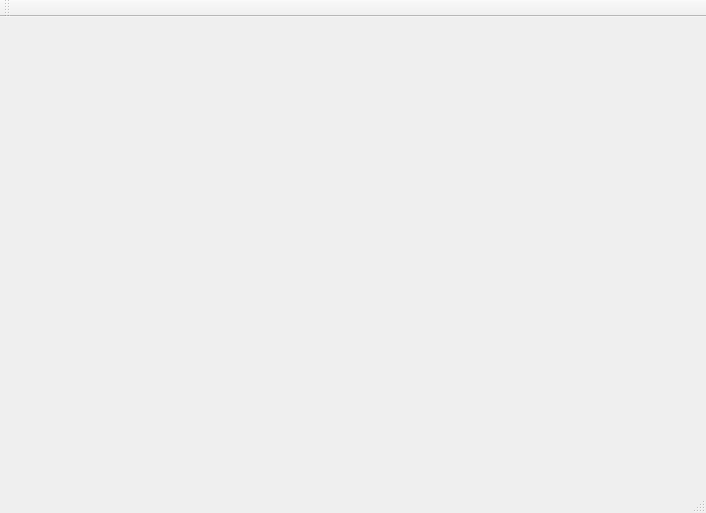
This is ImageProcessing/MainWindow.ui in Ulle84/UllesSourceCode as Qt 5 draws it before an edit. The edited form follows.
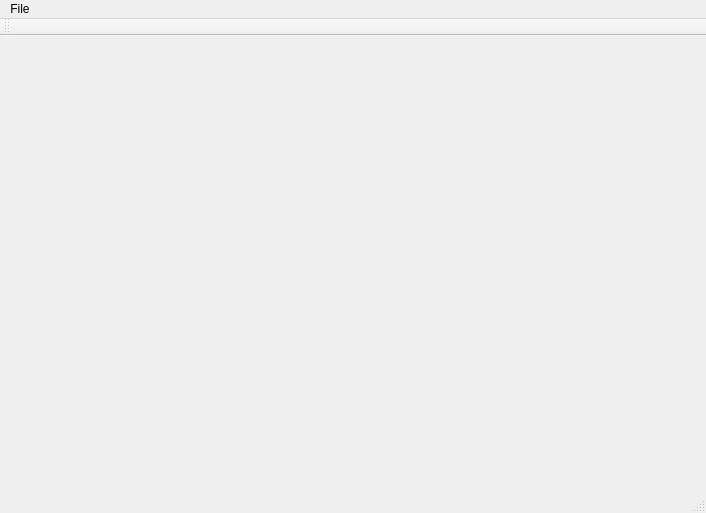
This is the edited form.

```diff
--- a/ImageProcessing/MainWindow.ui
+++ b/ImageProcessing/MainWindow.ui
@@ -23,6 +23,13 @@
      <height>18</height>
     </rect>
    </property>
+   <widget class="QMenu" name="menuFile">
+    <property name="title">
+     <string>File</string>
+    </property>
+    <addaction name="actionOpenImage"/>
+   </widget>
+   <addaction name="menuFile"/>
   </widget>
   <widget class="QToolBar" name="mainToolBar">
    <attribute name="toolBarArea">
```
Left out of the diff: 5 changed lines with no effect on the pictures.
